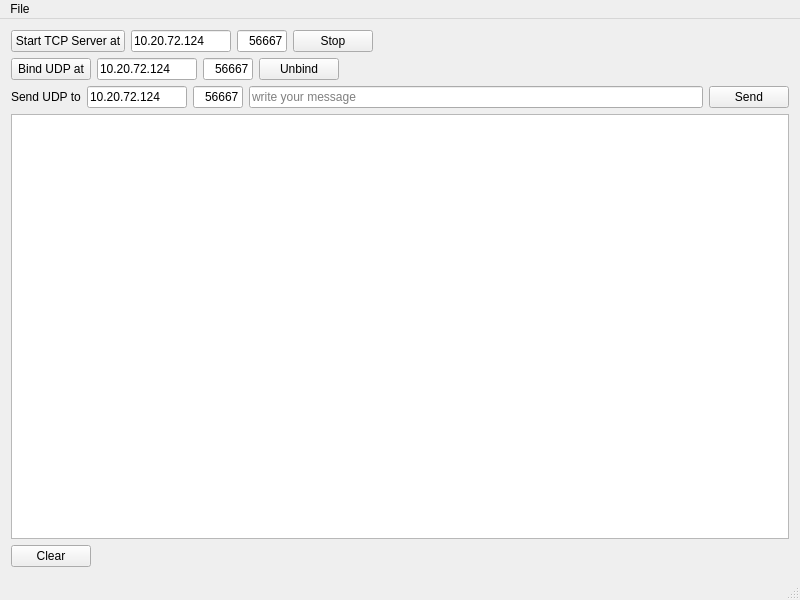
Old version of the form TCPServer/MainWindow.ui in the repository lemonacy/QtPractice.
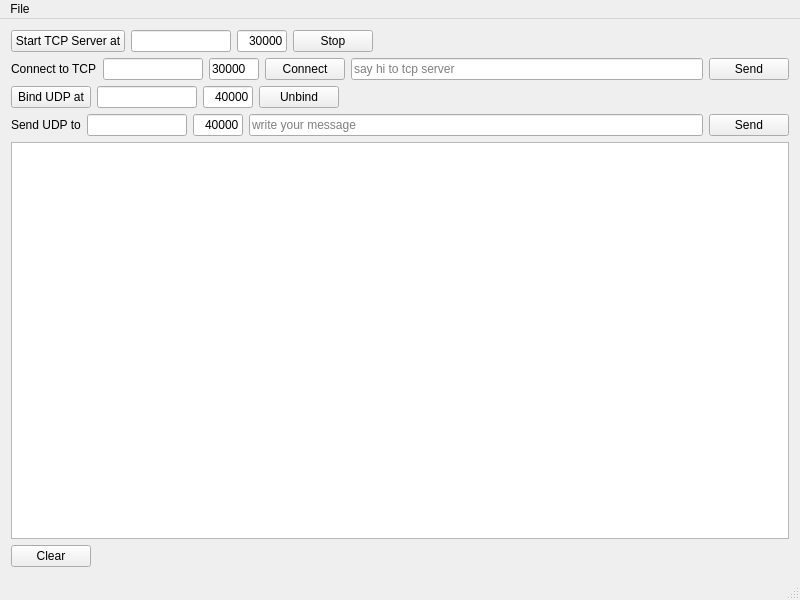
New version of the form.

Commit message: tcp/udp fine-tune

```diff
--- a/TCPServer/MainWindow.ui
+++ b/TCPServer/MainWindow.ui
@@ -54,7 +54,7 @@
          </size>
         </property>
         <property name="text">
-         <string>10.20.72.124</string>
+         <string/>
         </property>
        </widget>
       </item>
@@ -73,7 +73,7 @@
          </size>
         </property>
         <property name="text">
-         <string>56667</string>
+         <string>30000</string>
         </property>
         <property name="alignment">
          <set>Qt::AlignRight|Qt::AlignTrailing|Qt::AlignVCenter</set>
@@ -102,6 +102,67 @@
       </item>
      </layout>
     </item>
+    <item>
+     <layout class="QHBoxLayout" name="horizontalLayout_5">
+      <item>
+       <widget class="QLabel" name="label_2">
+        <property name="text">
+         <string>Connect to TCP</string>
+        </property>
+       </widget>
+      </item>
+      <item>
+       <widget class="QLineEdit" name="m_tcpServerAddress">
+        <property name="maximumSize">
+         <size>
+          <width>100</width>
+          <height>16777215</height>
+         </size>
+        </property>
+       </widget>
+      </item>
+      <item>
+       <widget class="QLineEdit" name="m_tcpServerPort">
+        <property name="sizePolicy">
+         <sizepolicy hsizetype="Fixed" vsizetype="Fixed">
+          <horstretch>0</horstretch>
+          <verstretch>0</verstretch>
+         </sizepolicy>
+        </property>
+        <property name="maximumSize">
+         <size>
+          <width>50</width>
+          <height>16777215</height>
+         </size>
+        </property>
+        <property name="text">
+         <string>30000</string>
+        </property>
+       </widget>
+      </item>
+      <item>
+       <widget class="QPushButton" name="m_tcpConnect">
+        <property name="text">
+         <string>Connect</string>
+        </property>
+       </widget>
+      </item>
+      <item>
+       <widget class="QLineEdit" name="m_tcpClientMsg">
+        <property name="placeholderText">
+         <string>say hi to tcp server</string>
+        </property>
+       </widget>
+      </item>
+      <item>
+       <widget class="QPushButton" name="m_tcpSendMsg">
+        <property name="text">
+         <string>Send</string>
+        </property>
+       </widget>
+      </item>
+     </layout>
+    </item>
     <item>
      <layout class="QHBoxLayout" name="horizontalLayout_2">
       <item>
@@ -126,7 +187,7 @@
          </size>
         </property>
         <property name="text">
-         <string>10.20.72.124</string>
+         <string/>
         </property>
        </widget>
       </item>
@@ -145,7 +206,7 @@
          </size>
         </property>
         <property name="text">
-         <string>56667</string>
+         <string>40000</string>
         </property>
         <property name="alignment">
          <set>Qt::AlignRight|Qt::AlignTrailing|Qt::AlignVCenter</set>
@@ -198,7 +259,7 @@
          </size>
         </property>
         <property name="text">
-         <string>10.20.72.124</string>
+         <string/>
         </property>
        </widget>
       </item>
@@ -217,7 +278,7 @@
          </size>
         </property>
         <property name="text">
-         <string>56667</string>
+         <string>40000</string>
         </property>
         <property name="alignment">
          <set>Qt::AlignRight|Qt::AlignTrailing|Qt::AlignVCenter</set>
```
Left out of the diff: 2 changed lines with no effect on the pictures. The commit also changes 2 other files.
